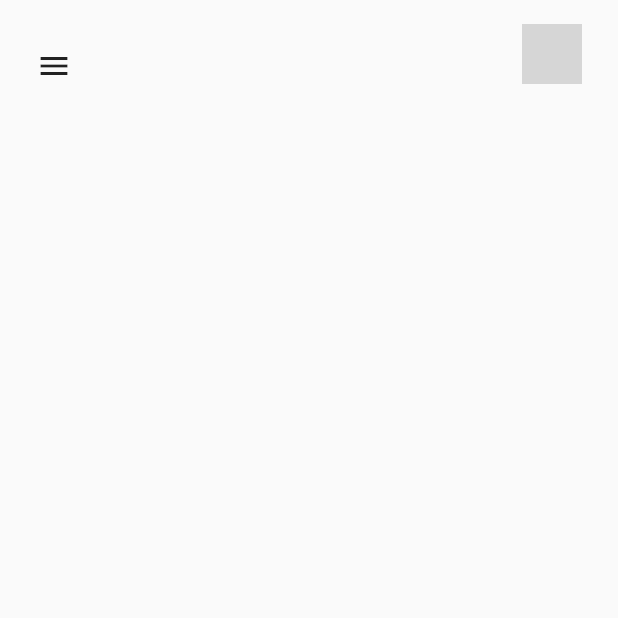
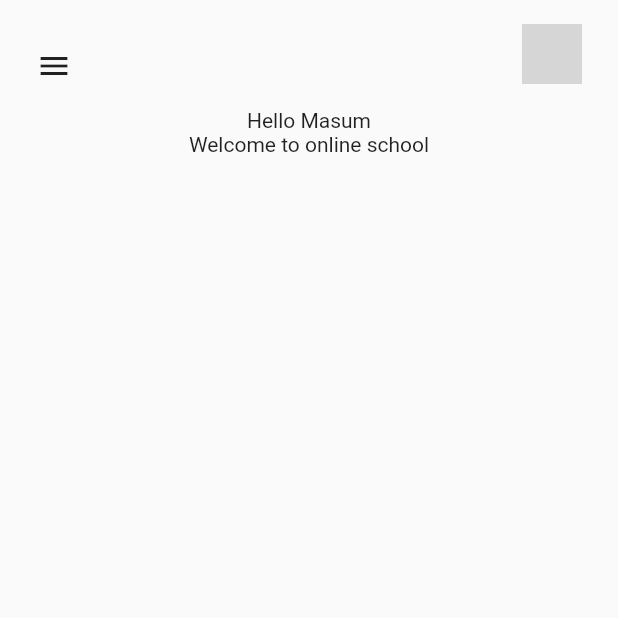
Before and after one commit to romofel/flutter-ui_practice-online_school, a Flutter app: the screen it shows after launch, on a phone screen of 412 x 824 dp, the top half of it. Run offline on Flutter 3.47's test engine with Material 2 defaults, Android fonts, the phone set to English and light mode, and no system bars; grey boxes are pictures that could not be loaded.

Commit message:
Add Heading and its sub header

```diff
--- a/lib/screens/home_screen.dart
+++ b/lib/screens/home_screen.dart
@@ -32,6 +32,12 @@ class HomeScreen extends StatelessWidget {
                 ],
               ),
             ),
+            Column(
+              children: [
+                Text('Hello Masum'),
+                Text('Welcome to online school'),
+              ],
+            ),
           ],
         ),
       ),
```
